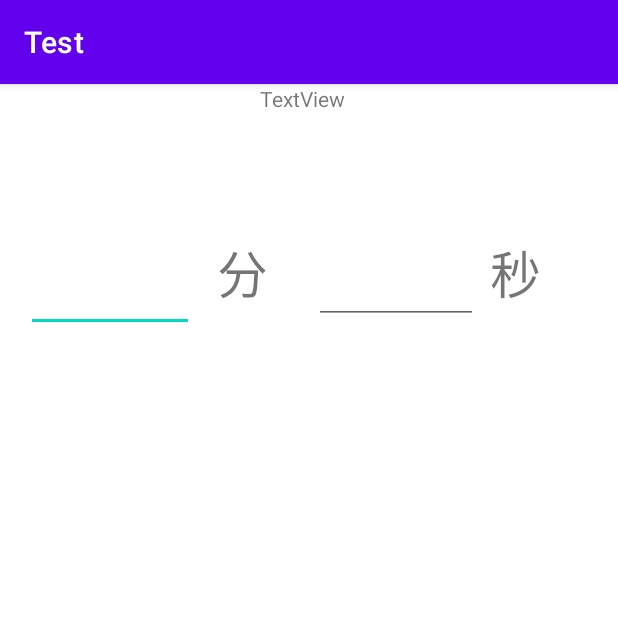
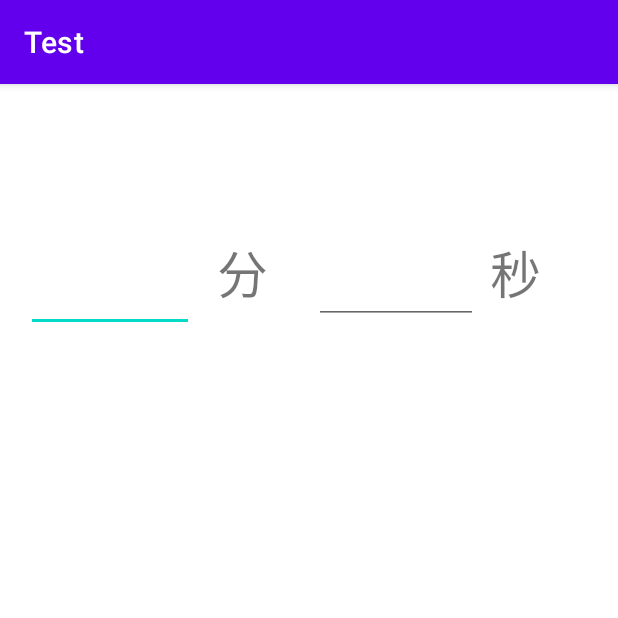
Before and after one commit to nigirimesizirou/Test, an Android app: the screen it shows after launch (input), on a phone screen of 412 x 824 dp, the top half of it. Run offline under Robolectric (Android 15) with nearby library versions, the phone set to English and light mode, and no system bars.

Commit message:
aa
うえい

```diff
--- a/app/src/main/java/com/example/test/input.java
+++ b/app/src/main/java/com/example/test/input.java
@@ -23,10 +23,6 @@ public class input extends AppCompatActivity {
         String str2 = editText2.getText().toString();
         long num1 = Integer.parseInt(str1);
         long num2 = Integer.parseInt(str2);
-//        int result = num1 + num2;
-        TextView textView1 = (TextView)findViewById(R.id.textView);
-//        String str3 = String.valueOf(result);
-//        textView1.setText(str3);
 
 
         //インテント作成
@@ -34,7 +30,6 @@ public class input extends AppCompatActivity {
        Intent intent = new Intent(getApplication(), count_activity.class);
 
         //入力データをセット
-//        EditText editText = findViewById(R.id.editText1);
         intent.putExtra("SEND_DATA",num1);
         intent.putExtra("SEND_DATA_2",num2);
 
--- a/app/src/main/res/layout/activity_main.xml
+++ b/app/src/main/res/layout/activity_main.xml
@@ -42,16 +42,6 @@
         app:layout_constraintTop_toTopOf="parent" />
 
     <TextView
-        android:id="@+id/textView"
-        android:layout_width="79dp"
-        android:layout_height="37dp"
-        android:text="@string/textview"
-        app:layout_constraintEnd_toEndOf="parent"
-        app:layout_constraintHorizontal_bias="0.521"
-        app:layout_constraintStart_toStartOf="parent"
-        tools:layout_editor_absoluteY="281dp" />
-
-    <TextView
         android:id="@+id/textView3"
         android:layout_width="45dp"
         android:layout_height="52dp"
```
